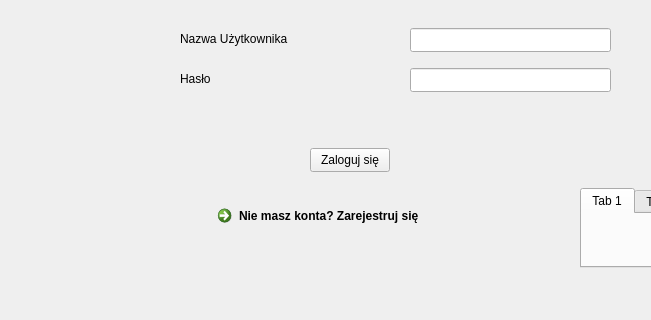
The window that mainwindow.ui (MateuszZarzecki/Messenger) describes before a commit, drawn with Qt 5; both pictures show x 0 to 651 and y 182 to 502 of the 800 by 600 pixel window.
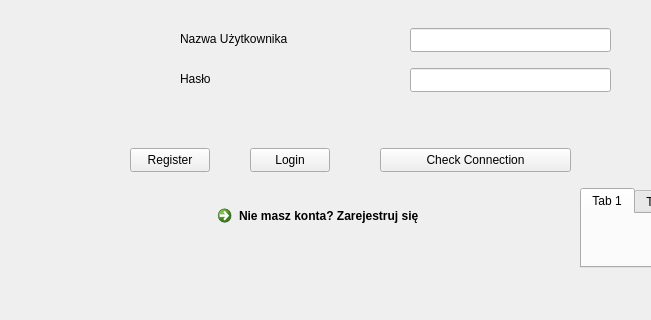
The same window after the commit. Icons and pictures are not drawn.

What changed in the file:
```diff
--- a/mainwindow.ui
+++ b/mainwindow.ui
@@ -105,17 +105,17 @@
      <string>Hasło</string>
     </property>
    </widget>
-   <widget class="QPushButton" name="loginButton">
+   <widget class="QPushButton" name="checkConnectionButton">
     <property name="geometry">
      <rect>
-      <x>310</x>
+      <x>380</x>
       <y>330</y>
-      <width>80</width>
+      <width>191</width>
       <height>24</height>
      </rect>
     </property>
     <property name="text">
-     <string>Zaloguj się</string>
+     <string>Check Connection</string>
     </property>
    </widget>
    <widget class="QTabWidget" name="tabWidget">
@@ -141,6 +141,32 @@
      </attribute>
     </widget>
    </widget>
+   <widget class="QPushButton" name="loginButton">
+    <property name="geometry">
+     <rect>
+      <x>250</x>
+      <y>330</y>
+      <width>80</width>
+      <height>24</height>
+     </rect>
+    </property>
+    <property name="text">
+     <string>Login</string>
+    </property>
+   </widget>
+   <widget class="QPushButton" name="registerButton">
+    <property name="geometry">
+     <rect>
+      <x>130</x>
+      <y>330</y>
+      <width>80</width>
+      <height>24</height>
+     </rect>
+    </property>
+    <property name="text">
+     <string>Register</string>
+    </property>
+   </widget>
   </widget>
   <widget class="QMenuBar" name="menubar">
    <property name="geometry">
```
Left out of the diff: 6 changed lines with no effect on the pictures.
